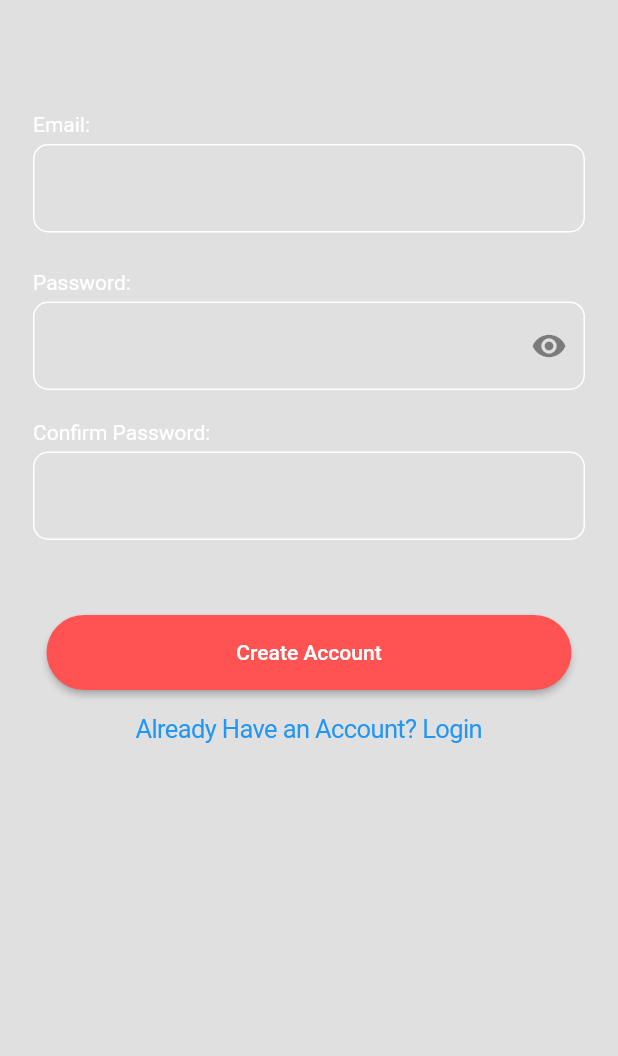
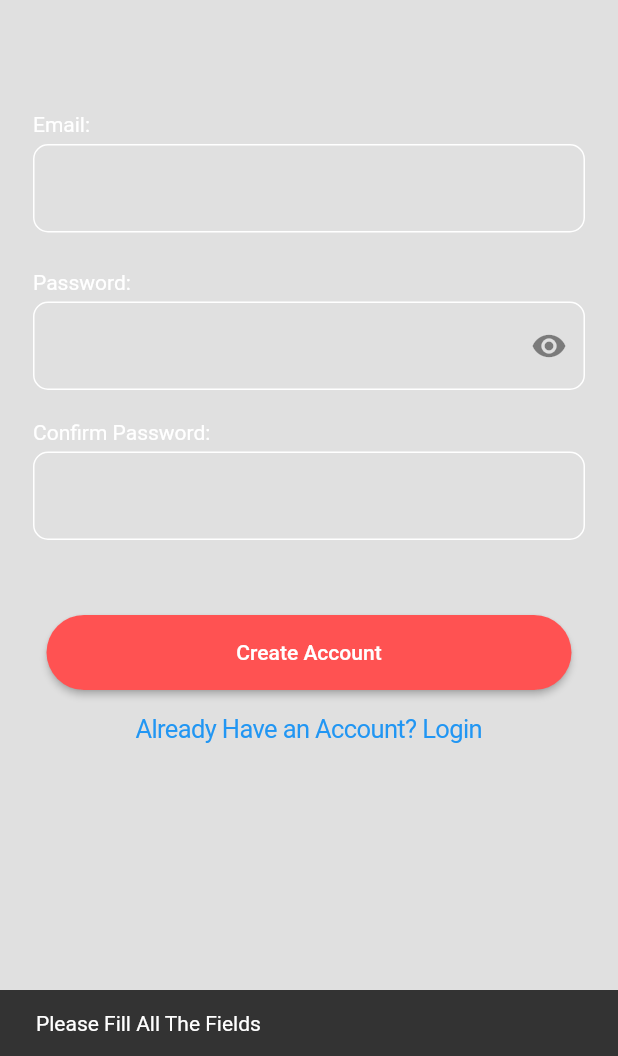
Before and after one commit to Kashyaprayabagi/WitWise, a Flutter app: the SignupEmail screen opened directly, after a tap on "Create Account", on a phone screen of 412 x 824 dp, the part 180-1236 px from its top. Run offline on Flutter 3.47's test engine with Material 2 defaults, Android fonts, the phone set to English and light mode, and no system bars; our stand-ins replace cloud_firestore, file_picker, firebase_auth, firebase_core, firebase_storage, google_nav_bar and 1 more; accounts and stored records are empty.

Commit message:
First draft

```diff
--- a/lib/screens/Auth/EmailSignUp.dart
+++ b/lib/screens/Auth/EmailSignUp.dart
@@ -16,21 +16,18 @@ class _SignupEmailState extends State<SignupEmail> {
   final TextEditingController cpasswordController = TextEditingController();
   bool _obscurePassword = true; // State variable for password visibility
 
+  final GlobalKey<ScaffoldState> _scaffoldKey = GlobalKey<ScaffoldState>(); // Add a GlobalKey for the Scaffold
+
   Future<void> createAccount(BuildContext context) async {
     String email = emailController.text.trim();
     String password = passwordController.text.trim();
     String cpassword = cpasswordController.text.trim();
 
-    // Debug prints
-    print("Email: $email");
-    print("Password: $password");
-    print("Confirm Password: $cpassword");
-
     try {
       if (email == "" || password == "" || cpassword == "") {
-        log("Please Fill All The Fields");
+        _showSnackBar("Please Fill All The Fields"); // Show a Snackbar
       } else if (password != cpassword) {
-        log("Passwords not matching");
+        _showSnackBar("Passwords not matching"); // Show a Snackbar
       } else {
         UserCredential userCredential = await FirebaseAuth.instance
             .createUserWithEmailAndPassword(email: email, password: password);
@@ -42,13 +39,23 @@ class _SignupEmailState extends State<SignupEmail> {
         );
       }
     } catch (e) {
-      log("Error creating account: $e");
+      _showSnackBar("Error creating account: $e"); // Show a Snackbar with the error message
     }
+  }
+
+  void _showSnackBar(String message) {
+    ScaffoldMessenger.of(context).showSnackBar(
+      SnackBar(
+        content: Text(message),
+        duration: Duration(seconds: 3), // Adjust the duration as needed
+      ),
+    );
   }
 
   @override
   Widget build(BuildContext context) {
     return Scaffold(
+      key: _scaffoldKey, // Assign the GlobalKey to the Scaffold
       backgroundColor: Colors.black12,
       body: SafeArea(
         child: SingleChildScrollView(
```
